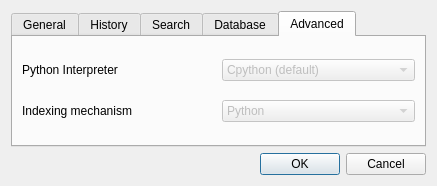
This is Araneus/UI/preferences.ui in 416d72/araneus as Qt 5 draws it before an edit. The edited form follows.
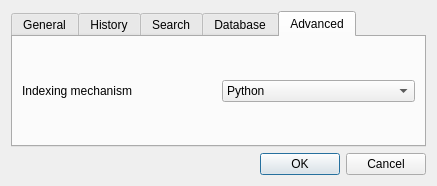
This is the edited form. The open tabs and pages were chosen to show the change. Icons and pictures are not drawn.

Commit message: Cancelled the pypy idea as it would require advanced knowledge from the app users && refactored UI,default configuration file to implement that ... also , this is as far speed as I can get from python as it's a dynamic interpreted language.. I believe there will not be any major performance improvements that I would make.

Patch:
```diff
--- a/Araneus/UI/preferences.ui
+++ b/Araneus/UI/preferences.ui
@@ -213,7 +213,7 @@
        <string>Advanced</string>
       </attribute>
       <layout class="QGridLayout" name="gridLayout_6">
-       <item row="1" column="0">
+       <item row="0" column="0">
         <widget class="QLabel" name="ad_indexing_mech_label">
          <property name="enabled">
           <bool>true</bool>
@@ -226,10 +226,10 @@
          </property>
         </widget>
        </item>
-       <item row="1" column="1">
+       <item row="0" column="1">
         <widget class="QComboBox" name="ad_indexing_combox">
          <property name="enabled">
-          <bool>false</bool>
+          <bool>true</bool>
          </property>
          <property name="toolTip">
           <string>&lt;html&gt;&lt;head/&gt;&lt;body&gt;&lt;p&gt;&lt;span style=&quot; font-size:8pt;&quot;&gt;Will be available in a future release.&lt;/span&gt;&lt;/p&gt;&lt;/body&gt;&lt;/html&gt;</string>
@@ -256,36 +256,6 @@
          </item>
         </widget>
        </item>
-       <item row="0" column="0">
-        <widget class="QLabel" name="ad_interpreter_label">
-         <property name="text">
-          <string>Python Interpreter</string>
-         </property>
-        </widget>
-       </item>
-       <item row="0" column="1">
-        <widget class="QComboBox" name="ad_interpreter">
-         <property name="enabled">
-          <bool>false</bool>
-         </property>
-         <property name="currentText">
-          <string>Cpython (default)</string>
-         </property>
-         <property name="currentIndex">
-          <number>0</number>
-         </property>
-         <item>
-          <property name="text">
-           <string>Cpython (default)</string>
-          </property>
-         </item>
-         <item>
-          <property name="text">
-           <string>PyPy</string>
-          </property>
-         </item>
-        </widget>
-       </item>
       </layout>
      </widget>
     </widget>
```
The commit also changes 16 other files.
